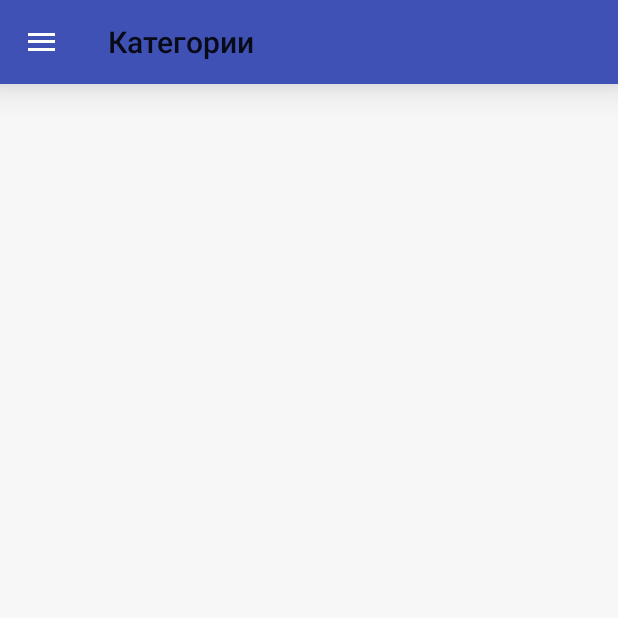
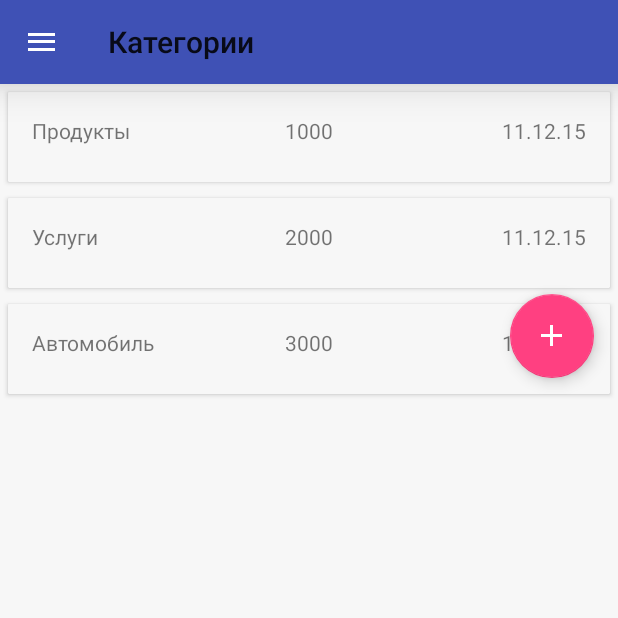
Before and after one commit to aspknopixx/MoneyTracker, an Android app: the screen it shows after launch (MainActivity), in the side drawer, after a tap on "Категории", on a phone screen of 412 x 824 dp, the top half of it. Run offline under Robolectric (Android 15) with nearby library versions, the light colour scheme and no system bars.

Commit message:
Changed GribLayoutManager on LinearLayoutManager.

```diff
--- a/app/src/main/java/com/loftschool/moneytracker/CategoryFragment.java
+++ b/app/src/main/java/com/loftschool/moneytracker/CategoryFragment.java
@@ -2,8 +2,13 @@ package com.loftschool.moneytracker;
 
 
 import android.os.Bundle;
-        import android.support.v4.app.Fragment;
-        import android.view.LayoutInflater;
+import android.support.design.widget.FloatingActionButton;
+import android.support.design.widget.Snackbar;
+import android.support.v4.app.Fragment;
+import android.support.v7.widget.GridLayoutManager;
+import android.support.v7.widget.LinearLayoutManager;
+import android.support.v7.widget.RecyclerView;
+import android.view.LayoutInflater;
         import android.view.View;
         import android.view.ViewGroup;
         import android.widget.ListView;
@@ -20,11 +25,26 @@ public class CategoryFragment extends Fragment {
 
     @Override
     public View onCreateView(LayoutInflater inflater, ViewGroup container, Bundle savedInstanceState) {
-        View mainView = inflater.inflate(R.layout.category_fragment, container, false);
-        ListView expenseListView = (ListView) mainView.findViewById(R.id.list_view);
+        final View mainView = inflater.inflate(R.layout.category_fragment, container, false);
+        RecyclerView expenseRecyclerView = (RecyclerView) mainView.findViewById(R.id.context_recyclerview);
         List<Expense> adapterData = getDataList();
-        ExpenseAdapter expenseAdapter = new ExpenseAdapter(getActivity(), adapterData);
-        expenseListView.setAdapter(expenseAdapter);
+        ExpenseAdapter expenseAdapter = new ExpenseAdapter(adapterData);
+        expenseRecyclerView.setAdapter(expenseAdapter);
+
+        LinearLayoutManager linearLayoutManager = new LinearLayoutManager(getActivity());
+        linearLayoutManager.setOrientation(LinearLayoutManager.VERTICAL);
+        expenseRecyclerView.setLayoutManager(linearLayoutManager);
+
+        FloatingActionButton floatingActionButton = (FloatingActionButton) mainView.findViewById(R.id.fab);
+        floatingActionButton.setOnClickListener(new View.OnClickListener() {
+            @Override
+            public void onClick(View v) {
+                Snackbar.make(mainView, "Nice, it's work !", Snackbar.LENGTH_SHORT).show();
+            }
+        });
+
+
+
         getActivity().setTitle("Категории");
         return mainView;
     }
--- a/app/src/main/java/com/loftschool/moneytracker/ExpensesFragment.java
+++ b/app/src/main/java/com/loftschool/moneytracker/ExpensesFragment.java
@@ -31,15 +31,15 @@ public class ExpensesFragment extends Fragment{
         ExpenseAdapter expenseAdapter = new ExpenseAdapter(adapterData);
         expenseRecyclerView.setAdapter(expenseAdapter);
 
-        GridLayoutManager gridLayoutManager = new GridLayoutManager(getActivity(), 2);
-        gridLayoutManager.setOrientation(LinearLayoutManager.VERTICAL);
-        expenseRecyclerView.setLayoutManager(gridLayoutManager);
+        LinearLayoutManager linerLayoutManager = new LinearLayoutManager(getActivity());
+        linerLayoutManager.setOrientation(LinearLayoutManager.VERTICAL);
+        expenseRecyclerView.setLayoutManager(linerLayoutManager);
 
         FloatingActionButton floatingActionButton = (FloatingActionButton) mainView.findViewById(R.id.fab);
         floatingActionButton.setOnClickListener(new View.OnClickListener(){
             @Override
             public void onClick(View v) {
-                Snackbar.make(mainView, "Nice",Snackbar.LENGTH_SHORT);
+                Snackbar.make(mainView, "Nice, it's work !",Snackbar.LENGTH_SHORT).show();
             }
         });
 
--- a/app/src/main/res/layout/category_fragment.xml
+++ b/app/src/main/res/layout/category_fragment.xml
@@ -1,13 +1,26 @@
 <?xml version="1.0" encoding="utf-8"?>
-<LinearLayout
+<android.support.design.widget.CoordinatorLayout
     xmlns:android="http://schemas.android.com/apk/res/android"
-    android:layout_width="match_parent"
-    android:layout_height="match_parent">
+    xmlns:app="http://schemas.android.com/apk/res-auto"
+    android:id="@+id/main_content"
+    style="@style/Container.MainBackground">
 
-    <ListView
-        android:id="@+id/list_view"
+    <android.support.v7.widget.RecyclerView
+        android:id="@+id/context_recyclerview"
         android:layout_width="match_parent"
-        android:layout_height="match_parent"
-        android:padding="@dimen/activity_vertical_margin"/>
+        android:layout_height="match_parent"/>
 
-</LinearLayout>
+    <android.support.design.widget.FloatingActionButton
+        android:id="@+id/fab"
+        android:layout_width="wrap_content"
+        android:layout_height="wrap_content"
+        android:layout_margin="@dimen/float_btn"
+        app:layout_anchor="@id/context_recyclerview"
+        app:layout_anchorGravity="bottom|right|end"
+        app:layout_behavior=".ScrollFABBehaviour"
+        android:src="@mipmap/ic_add_white_24dp"
+        />
+
+
+
+</android.support.design.widget.CoordinatorLayout>
--- a/app/src/main/res/layout/expenses_fragment.xml
+++ b/app/src/main/res/layout/expenses_fragment.xml
@@ -17,7 +17,7 @@
       android:layout_margin="@dimen/float_btn"
       app:layout_anchor="@id/context_recyclerview"
       app:layout_anchorGravity="bottom|right|end"
-      app:layout_behaVior=".ScrollFABBehaviour"
+      app:layout_behavior=".ScrollFABBehaviour"
       android:src="@mipmap/ic_add_white_24dp"
       />
 
```
